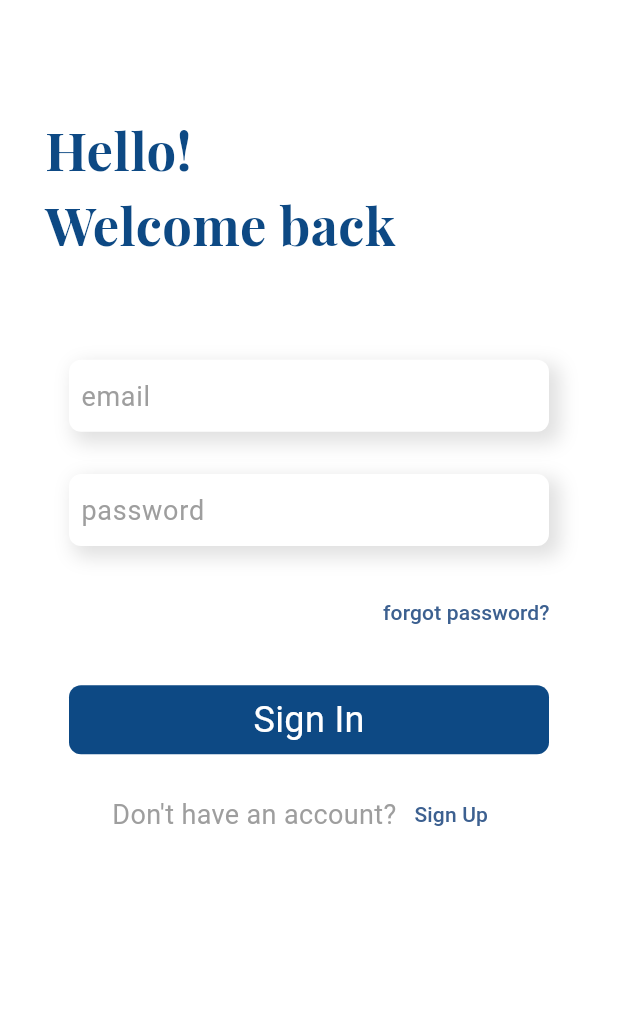
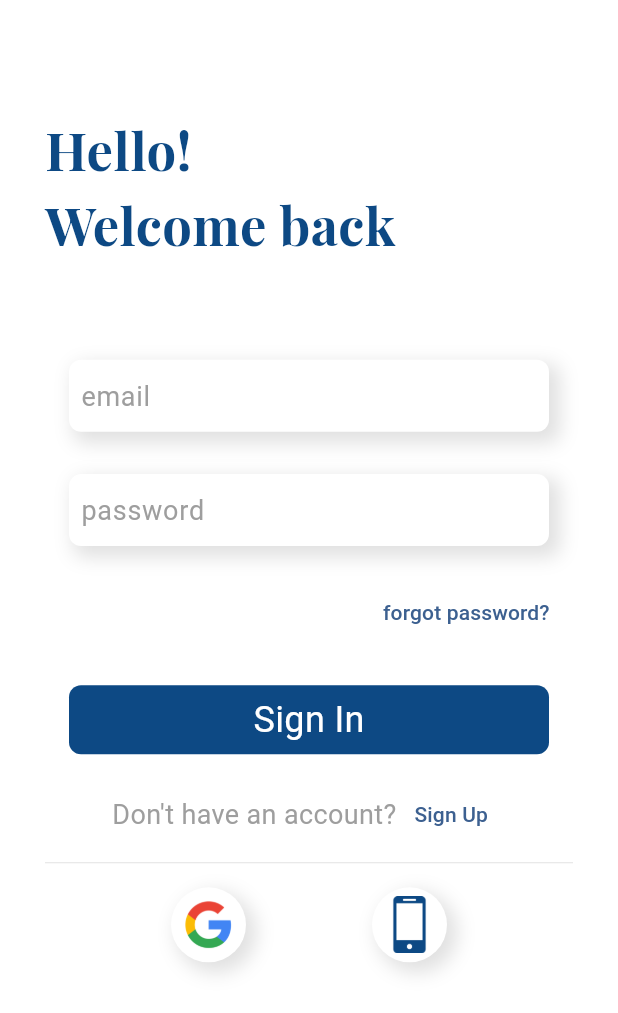
Before and after one commit to Sidharth-R-07/users, a Flutter app: the screen it shows after launch, on a phone screen of 412 x 824 dp. Shown: the top 1013 px of the screen. Run offline on Flutter 3.47's test engine with Material 2 defaults, Android fonts, the phone set to English and light mode, and no system bars; our stand-ins replace cloud_firestore, firebase_auth, firebase_core, flutter_spinkit, fluttertoast, google_fonts and 1 more; accounts and stored records are empty; Roboto replaces fonts that are missing (Mukta).

Commit message:
added Sign in with google function

```diff
--- a/lib/screens/auth/sign_in_screen.dart
+++ b/lib/screens/auth/sign_in_screen.dart
@@ -4,6 +4,8 @@ import 'package:flutter/material.dart';
 import 'package:provider/provider.dart';
 import 'package:users/screens/auth/sign_up_screen.dart';
 import 'package:users/utils/colors.dart';
+import 'package:users/widgets/auth_icon.dart';
+import 'package:users/widgets/loading_circle.dart';
 
 import '../../providers/auth_provider.dart';
 import '../../utils/fonts.dart';
@@ -29,6 +31,7 @@ class _SignInScreenState extends State<SignInScreen> {
   String emailValidationText = '';
   String passwordValidationText = '';
   bool isLoading = false;
+  bool gLoading = false;
 
   @override
   void dispose() {
@@ -135,6 +138,38 @@ class _SignInScreenState extends State<SignInScreen> {
                       ),
                     ],
                   ),
+
+                  const Divider(
+                    color: Colors.grey,
+                    thickness: .2,
+                  ),
+                  SizedBox(
+                    height: size.height * 0.01,
+                  ),
+
+                  Row(
+                    mainAxisAlignment: MainAxisAlignment.spaceEvenly,
+                    children: [
+                      AuthIcon(
+                        onTap: () => _signInwithGoogle(authProvider),
+                        child: gLoading
+                            ? const LoadingCircle()
+                            : Image.asset(
+                                'assets/images/google.png',
+                                height: 38,
+                              ),
+                      ),
+                      AuthIcon(
+                        onTap: () {},
+                        child: Image.asset(
+                          'assets/images/cell-phone.png',
+                          height: 38,
+                          color: primaryColor,
+                        ),
+                      ),
+                    ],
+                  ),
+
                   SizedBox(
                     height: size.height * 0.10,
                   ),
@@ -292,4 +327,29 @@ class _SignInScreenState extends State<SignInScreen> {
       }
     });
   }
+
+  _signInwithGoogle(AuthProvider authProvider) async {
+    setState(() {
+      gLoading = true;
+    });
+    await authProvider.signInWithGoogle().then((result) {
+      if (result == 'Sucessfull') {
+        Navigator.pushReplacement(
+            context,
+            MaterialPageRoute(
+              builder: (context) => const AddUserScreen(),
+            ));
+        setState(() {
+          gLoading = false;
+        });
+
+        showToast('Sign In Successfull');
+      } else {
+        showToast(result);
+      }
+    });
+    setState(() {
+      gLoading = false;
+    });
+  }
 }
--- /dev/null
+++ b/lib/widgets/auth_icon.dart
@@ -0,0 +1,37 @@
+import 'package:flutter/material.dart';
+
+class AuthIcon extends StatelessWidget {
+  final Function() onTap;
+  final Widget child;
+  const AuthIcon({super.key, required this.onTap, required this.child});
+
+  @override
+  Widget build(BuildContext context) {
+    return InkWell(
+      onTap: onTap,
+      child: Container(
+          padding: const EdgeInsets.all(6),
+          decoration: const BoxDecoration(
+            shape: BoxShape.circle,
+            boxShadow: [
+              BoxShadow(
+                color: Colors.black12,
+                offset: Offset(
+                  5.0,
+                  5.0,
+                ),
+                blurRadius: 10.0,
+                spreadRadius: 2.0,
+              ),
+              BoxShadow(
+                color: Colors.white,
+                offset: Offset(0.0, 0.0),
+                blurRadius: 0.0,
+                spreadRadius: 0.0,
+              ),
+            ],
+          ),
+          child: child),
+    );
+  }
+}
--- a/pubspec.yaml
+++ b/pubspec.yaml
@@ -42,6 +42,7 @@ dependencies:
   cloud_firestore: ^4.8.0
   firebase_core: ^2.13.1
   firebase_auth: ^4.6.2
+  google_sign_in: ^5.4.4
 
 dev_dependencies:
   flutter_test:
@@ -66,8 +67,8 @@ flutter:
   uses-material-design: true
 
   # To add assets to your application, add an assets section, like this:
-  # assets:
-  #   - images/a_dot_burr.jpeg
+  assets:
+    - assets/images/
   #   - images/a_dot_ham.jpeg
 
   # An image asset can refer to one or more resolution-specific "variants", see
```
Also changed, not shown: lib/providers/auth_provider.dart (+34 -0 lines), assets/images/cell-phone.png (added), assets/images/google.png (added), pubspec.lock, 1 other file.
